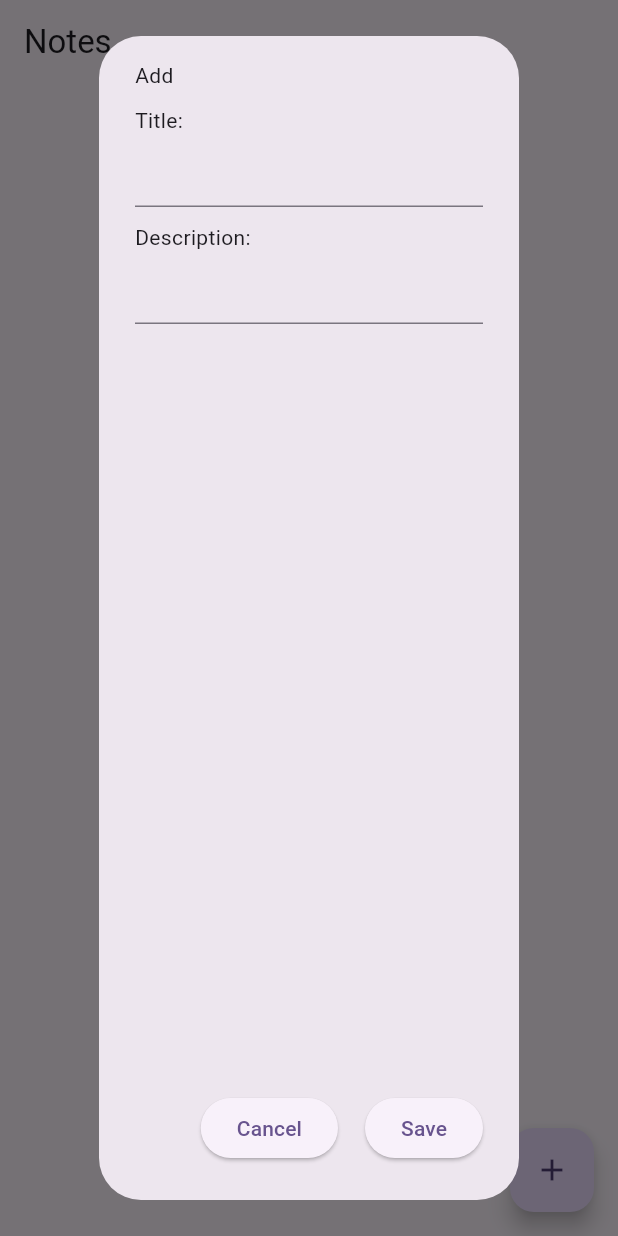
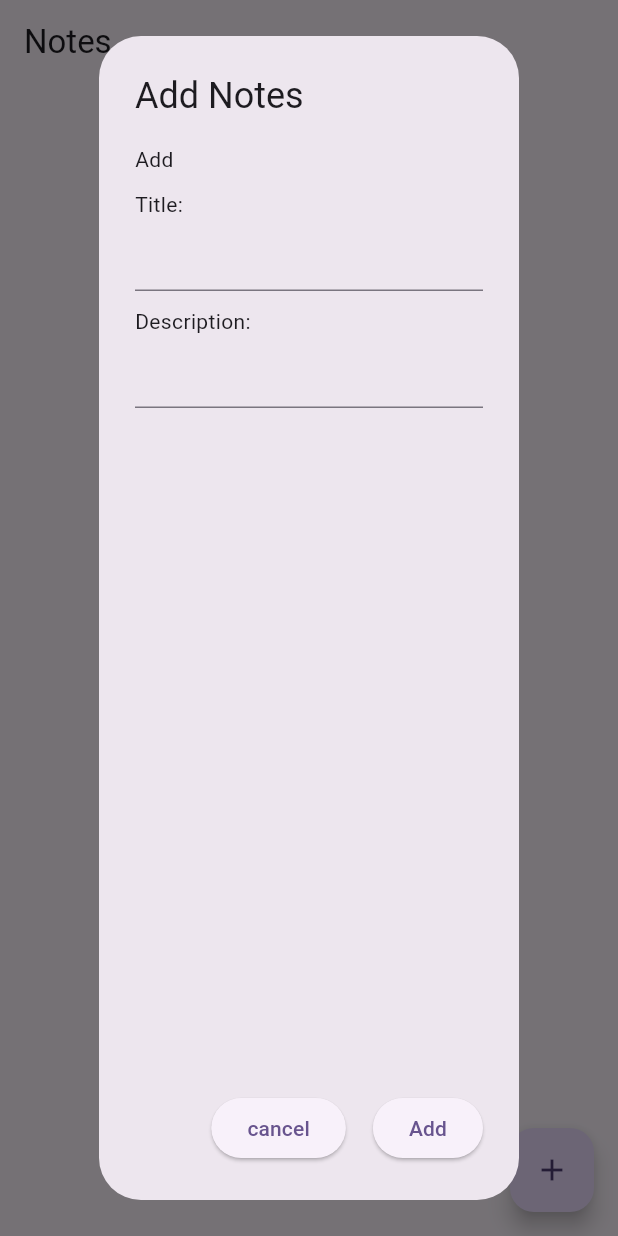
Before and after one commit to JonathanF123/notes-JonathanF123, a Flutter app: the screen it shows after launch, after a tap on the "add" icon, on a phone screen of 412 x 824 dp. Run offline on Flutter 3.47's test engine with Material 3 defaults, Android fonts, the phone set to English and light mode, and no system bars; our stand-ins replace cloud_firestore, firebase_core; accounts and stored records are empty.

Commit message:
Update note_list_screen.dart

```diff
--- a/lib/screens/note_list_screen.dart
+++ b/lib/screens/note_list_screen.dart
@@ -1,18 +1,18 @@
-// import 'package:cloud_firestore/cloud_firestore.dart';
 import 'package:flutter/material.dart';
-import 'package:flutter/widgets.dart';
 import 'package:notes/services/note_service.dart';
+import 'package:notes/widgets/note_dialog.dart';
+
 
 class NoteListScreen extends StatefulWidget {
   const NoteListScreen({super.key});
+
 
   @override
   State<NoteListScreen> createState() => _NoteListScreenState();
 }
 
+
 class _NoteListScreenState extends State<NoteListScreen> {
-  final TextEditingController _titleController = TextEditingController();
-  final TextEditingController _descriptionController = TextEditingController();
   @override
   Widget build(BuildContext context) {
     return Scaffold(
@@ -25,53 +25,7 @@ class _NoteListScreenState extends State<NoteListScreen> {
           showDialog(
             context: context,
             builder: (context) {
-              return AlertDialog(
-                // Content merupakan isi utama dari dialog
-                content: Column(
-                  crossAxisAlignment: CrossAxisAlignment.start,
-                  children: [
-                    const Text('Add'),
-                    const Padding(
-                      padding: EdgeInsets.only(top: 10.0),
-                      child: Text(
-                        'Title:',
-                        textAlign: TextAlign.start,
-                      ),
-                    ),
-                    TextField(
-                      controller: _titleController,
-                    ),
-                    const Padding(
-                      padding: EdgeInsets.only(top: 10.0),
-                      child: Text(
-                        'Description:',
-                        textAlign: TextAlign.start,
-                      ),
-                    ),
-                    TextField(
-                      controller: _descriptionController,
-                    ),
-                  ],
-                ),
-                // Action berisi kumpulan button
-                actions: [
-                  Padding(
-                    padding: const EdgeInsets.symmetric(horizontal: 10.0),
-                    child: ElevatedButton(
-                        onPressed: () {
-                          Navigator.of(context).pop();
-                        },
-                        child: const Text('Cancel')),
-                  ),
-                  ElevatedButton(
-                      onPressed: () {
-                        NoteService.addNote(_titleController.text,
-                                _descriptionController.text)
-                            .whenComplete(() => Navigator.of(context).pop());
-                      },
-                      child: const Text('Save')),
-                ],
-              );
+              return NoteDialog();
             },
           );
         },
@@ -82,18 +36,18 @@ class _NoteListScreenState extends State<NoteListScreen> {
   }
 }
 
+
 class NoteList extends StatelessWidget {
   const NoteList({super.key});
 
+
   @override
   Widget build(BuildContext context) {
-    // TextEditingController titleController = TextEditingController();
-    // TextEditingController descriptionController = TextEditingController();
     return StreamBuilder(
       stream: NoteService.getNoteList(),
       builder: (context, snapshot) {
         if (snapshot.hasError) {
-          return Text('Errorr : ${snapshot.error}');
+          return Text('Error: ${snapshot.error}');
         }
         switch (snapshot.connectionState) {
           case ConnectionState.waiting:
@@ -110,58 +64,7 @@ class NoteList extends StatelessWidget {
                       showDialog(
                         context: context,
                         builder: (context) {
-                          TextEditingController titleController =
-                              TextEditingController(text: document['title']);
-                          TextEditingController descriptionController =
-                              TextEditingController(
-                                  text: document['description']);
-                          return AlertDialog(
-                            title: const Text('Update Notes'),
-                            // Content merupakan isi utama dari dialog
-                            content: Column(
-                              crossAxisAlignment: CrossAxisAlignment.start,
-                              children: [
-                                const Text(
-                                  'Title:',
-                                  textAlign: TextAlign.start,
-                                ),
-                                TextField(
-                                  controller: titleController,
-                                ),
-                                const Padding(
-                                  padding: EdgeInsets.only(top: 20.0),
-                                  child: Text(
-                                    'Description:',
-                                  ),
-                                ),
-                                TextField(
-                                  controller: descriptionController,
-                                ),
-                              ],
-                            ),
-                            // Action berisi kumpulan button
-                            actions: [
-                              Padding(
-                                padding: const EdgeInsets.symmetric(
-                                    horizontal: 10.0),
-                                child: ElevatedButton(
-                                    onPressed: () {
-                                      Navigator.of(context).pop();
-                                    },
-                                    child: const Text('Cancel')),
-                              ),
-                              ElevatedButton(
-                                  onPressed: () {
-                                    NoteService.updateNote(
-                                            document['id'],
-                                            titleController.text,
-                                            descriptionController.text)
-                                        .whenComplete(
-                                            () => Navigator.of(context).pop());
-                                  },
-                                  child: const Text('Save')),
-                            ],
-                          );
+                          return NoteDialog(note: document);
                         },
                       );
                     },
```
